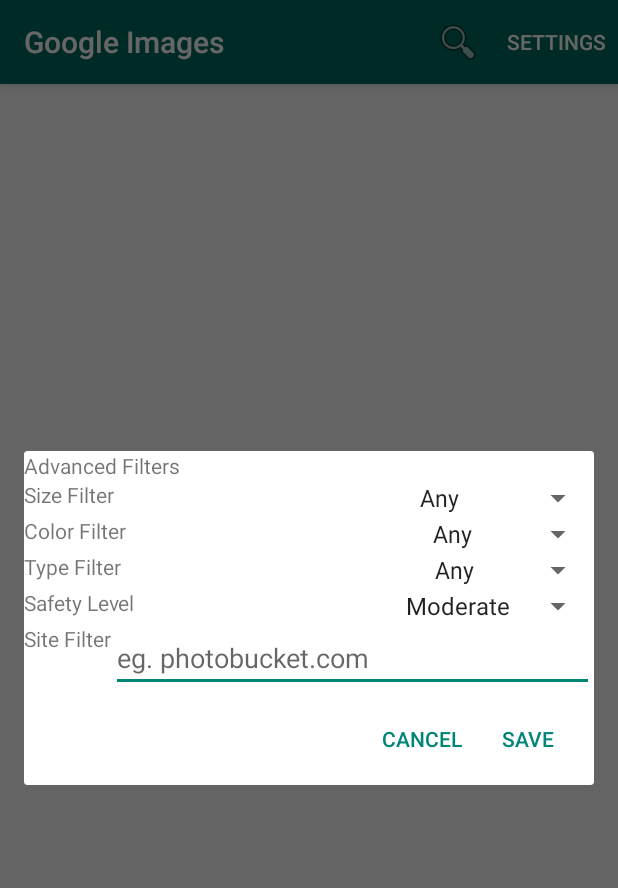
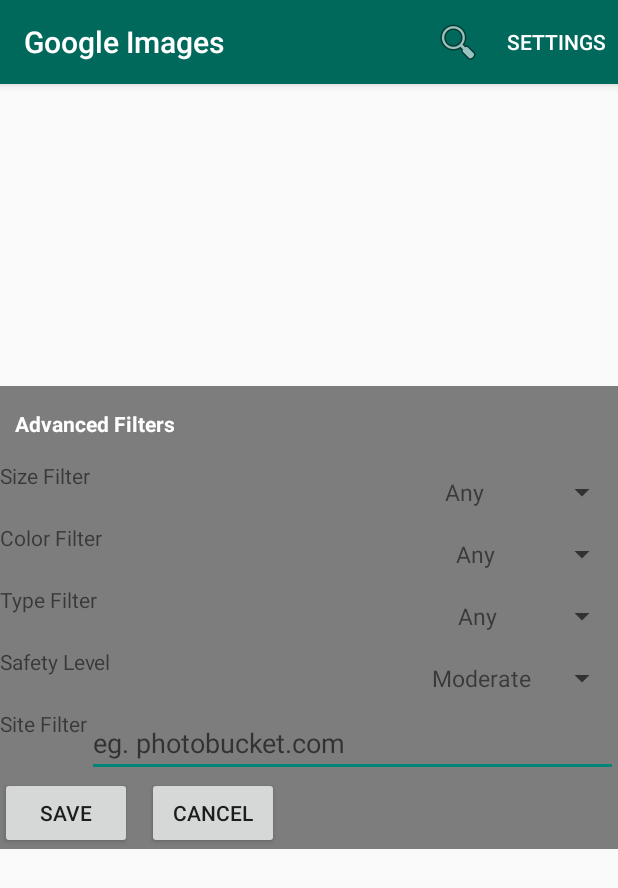
Before and after one commit to nyjalusc/GoogleImageSearchClient, an Android app: the screen it shows after launch (SearchActivity), after a tap on "SETTINGS", on a phone screen of 412 x 824 dp. Shown: the top 888 px of the screen. Run offline under Robolectric (Android 15) with nearby library versions, the phone set to English and light mode, and no system bars; our stand-ins replace Picasso; libraries missing offline, so code that uses them is left out: com.activeandroid, com.activeandroid.annotation, com.activeandroid.query, com.etsy.android, com.loopj.android; plain views replace StaggeredGridView; pictures from the network do not load; 7 statements that could not run were skipped.

Commit message:
Custom transparent Dialog fragment.

```diff
--- a/app/src/main/AndroidManifest.xml
+++ b/app/src/main/AndroidManifest.xml
@@ -14,7 +14,7 @@
         android:theme="@style/AppTheme" >
 
         <!-- add the following metadata for version and database name -->
-        <meta-data android:name="AA_DB_NAME" android:value="Rand15.db" />
+        <meta-data android:name="AA_DB_NAME" android:value="Rand23.db" />
         <meta-data android:name="AA_DB_VERSION" android:value="1" />
         <!-- Speed up application startup by mentioning models directly in the manifest file -->
         <meta-data android:name="AA_MODELS" android:value="com.example.naugustine.gridimagesearch.models.AdvancedFilters" />
--- a/app/src/main/java/com/example/naugustine/gridimagesearch/views/AdvancedFiltersDialog.java
+++ b/app/src/main/java/com/example/naugustine/gridimagesearch/views/AdvancedFiltersDialog.java
@@ -1,13 +1,14 @@
 package com.example.naugustine.gridimagesearch.views;
 
 import android.app.Dialog;
-import android.content.DialogInterface;
 import android.os.Bundle;
 import android.support.v4.app.DialogFragment;
 import android.support.v7.app.AlertDialog;
+import android.util.Log;
 import android.view.LayoutInflater;
 import android.view.View;
 import android.widget.ArrayAdapter;
+import android.widget.Button;
 import android.widget.EditText;
 import android.widget.Spinner;
 
@@ -39,29 +40,38 @@ public class AdvancedFiltersDialog extends DialogFragment {
     @Override
     public Dialog onCreateDialog(Bundle savedInstanceState) {
         advancedFilters = (AdvancedFilters) getArguments().getSerializable("advancedFilterSettings");
-        AlertDialog.Builder builder = new AlertDialog.Builder(getActivity());
+        // Check styles.xml for the note on problem
+        // Using AlertDialog instead of AlertDialog.builder because dismiss() does not work with .builder class
+        final AlertDialog builder = new AlertDialog.Builder(getActivity(), R.style.CustomDialog).create();
         // Get the layout inflater
         LayoutInflater inflater = getActivity().getLayoutInflater();
         view = inflater.inflate(R.layout.advanced_filters, null);
+
+        // Setup Click listeners for save and cancel button
+        // SAVE
+        Button btnSave = (Button) view.findViewById(R.id.btnSave);
+        btnSave.setOnClickListener(new View.OnClickListener() {
+            @Override
+            public void onClick(View v) {
+                saveAdvancedFilterSettings();
+                builder.dismiss();
+            }
+        });
+
+        // CANCEL
+        Button btnCancel = (Button) view.findViewById(R.id.btnCancel);
+        btnCancel.setOnClickListener(new View.OnClickListener() {
+            @Override
+            public void onClick(View v) {
+                builder.dismiss();
+            }
+        });
+
         // Populate the values of view
         setViews();
-
-        // Inflate and set the layout for the dialog
-        // Pass null as the parent view because its going in the dialog layout
-        builder.setView(view)
-                // Add action buttons
-                .setPositiveButton("Save", new DialogInterface.OnClickListener() {
-                    @Override
-                    public void onClick(DialogInterface dialog, int id) {
-                        saveAdvancedFilterSettings();
-                    }
-                })
-                .setNegativeButton("Cancel", new DialogInterface.OnClickListener() {
-                    public void onClick(DialogInterface dialog, int id) {
-                        dialog.dismiss();
-                    }
-                });
-        return builder.create();
+        // Attach the view to the alertdialog builder
+        builder.setView(view);
+        return builder;
     }
 
     // Extract values from the view and save the model
@@ -105,10 +115,7 @@ public class AdvancedFiltersDialog extends DialogFragment {
     // Populates value in dropdown spinner and sets the spinner to custom filter settings
     private void setSpinnerView(Spinner spinner, int textArrayResId, String text) {
         // Create an ArrayAdapter using the string array and a default spinner layout
-        ArrayAdapter<CharSequence> adapter = ArrayAdapter.createFromResource(getActivity(),
-                textArrayResId, android.R.layout.simple_spinner_item);
-        // Specify the layout to use when the list of choices appears
-        adapter.setDropDownViewResource(android.R.layout.simple_spinner_dropdown_item);
+        ArrayAdapter<CharSequence> adapter = ArrayAdapter.createFromResource(getActivity(), textArrayResId, R.layout.spinner_item);
         // Apply the adapter to the spinner
         spinner.setAdapter(adapter);
         // Set the spinner to custom settings OR to default values if there are no custom filter settings
--- a/app/src/main/res/layout/advanced_filters.xml
+++ b/app/src/main/res/layout/advanced_filters.xml
@@ -1,15 +1,23 @@
 <RelativeLayout xmlns:android="http://schemas.android.com/apk/res/android"
     android:id="@+id/edit_name"
     android:layout_width="400dp" android:layout_height="600dp"
+    android:background="@color/black_transparent"
     android:layout_gravity="center" android:orientation="vertical">
 
+    <!--android:background="#000000ff"-->
     <TextView
         android:layout_width="match_parent"
-        android:layout_height="wrap_content"
+        android:layout_height="50dp"
+        android:id="@+id/tvTitle"
+        android:layout_alignParentLeft="true"
         android:layout_alignParentTop="true"
-        android:id="@+id/tvTitle"
-        android:text="@string/advanced_filters" />
+        android:text="@string/advanced_filters"
+        android:gravity="center_vertical"
+        android:paddingLeft="10dp"
+        android:textColor="#ffffff"
+        android:textStyle="bold" />
 
+    <!--android:background="@color/teal_dark_light_transparent"-->
     <RelativeLayout
         android:layout_width="match_parent"
         android:layout_height="wrap_content"
@@ -106,4 +114,21 @@
             android:layout_alignParentRight="true"
             android:layout_toRightOf="@+id/tvSiteFilter"/>
     </RelativeLayout>
+    <RelativeLayout
+        android:layout_width="match_parent"
+        android:layout_height="wrap_content"
+        android:layout_below="@+id/rlSite">
+        <Button
+            android:layout_width="wrap_content"
+            android:layout_height="wrap_content"
+            android:id="@+id/btnSave"
+            android:text="Save"
+            android:layout_marginRight="10dp"/>
+        <Button
+            android:layout_width="wrap_content"
+            android:layout_height="wrap_content"
+            android:id="@+id/btnCancel"
+            android:text="Cancel"
+            android:layout_toRightOf="@+id/btnSave"/>
+    </RelativeLayout>
 </RelativeLayout>
--- /dev/null
+++ b/app/src/main/res/layout/spinner_item.xml
@@ -0,0 +1,12 @@
+<?xml version="1.0" encoding="utf-8"?>
+<TextView
+    xmlns:android="http://schemas.android.com/apk/res/android"
+    android:layout_width="match_parent"
+    android:layout_height="wrap_content"
+    android:id="@+id/tvSpinnerDropDown"
+    android:fontFamily="sans-serif"
+    android:textSize="15sp"
+    android:padding="10dp"
+    />
+
+    <!--android:gravity="start"-->
--- a/app/src/main/res/values/colors.xml
+++ b/app/src/main/res/values/colors.xml
@@ -5,4 +5,5 @@
     <color name="black_transparent">#80000000</color>
     <color name="teal_dark">#00695C</color>
     <color name="teal_dark_light">#00796B</color>
+    <color name="teal_dark_light_transparent">#8000796B</color>
 </resources>
--- a/app/src/main/res/values/styles.xml
+++ b/app/src/main/res/values/styles.xml
@@ -17,4 +17,17 @@
         <item name="background">@color/teal_dark</item>
     </style>
 
+    <!-- Using the default alert dialog theme would not work here -->
+    <style name="CustomDialog" parent="Theme.AppCompat.Light.Dialog.Alert">
+        <item name="android:windowFrame">@null</item>
+        <item name="android:windowBackground">@android:color/transparent</item>
+        <item name="android:windowIsFloating">true</item>
+        <item name="android:windowContentOverlay">@null</item>
+        <item name="android:windowTitleStyle">@null</item>
+        <item name="android:windowAnimationStyle">@android:style/Animation.Dialog</item>
+        <item name="android:windowSoftInputMode">stateUnspecified|adjustPan</item>
+        <item name="android:backgroundDimEnabled">false</item>
+        <item name="android:background">@android:color/transparent</item>
+    </style>
+
 </resources>
```
